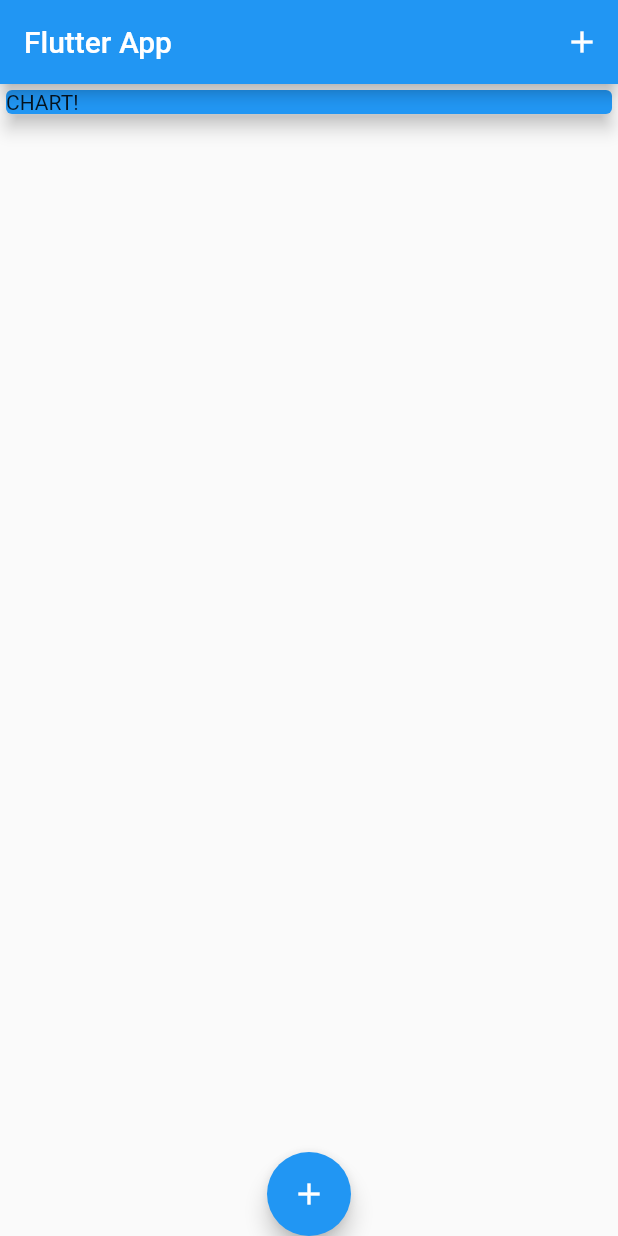
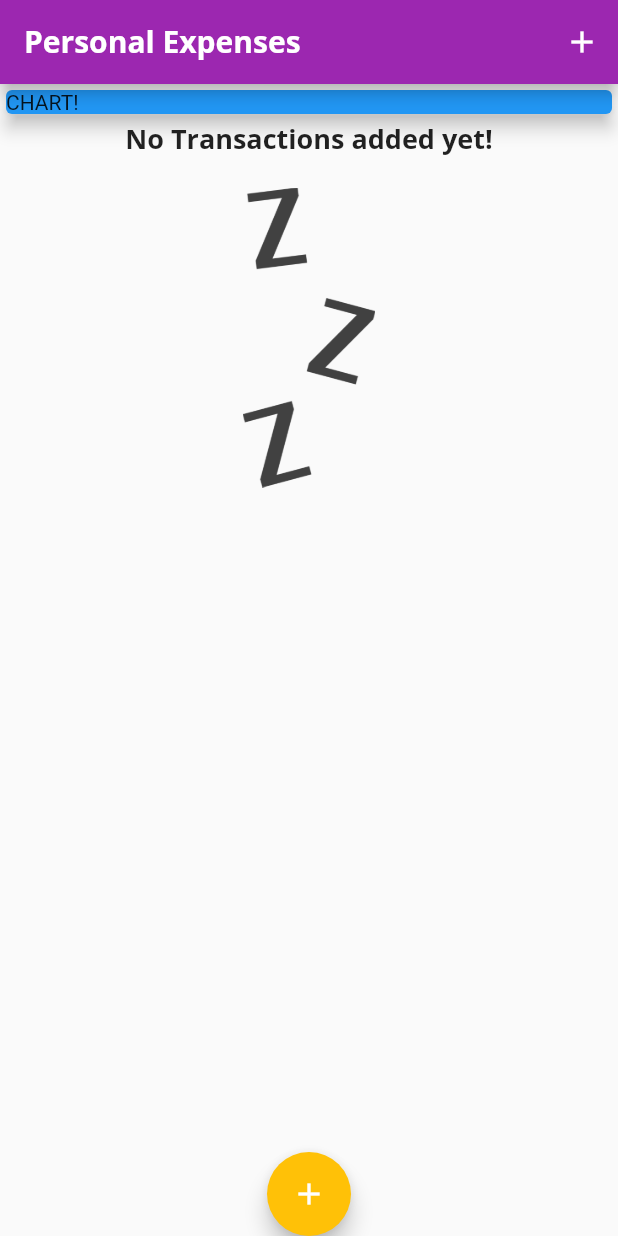
Before and after one commit to vtmonilgandhi/Flutter-Demos, a Flutter app: the screen it shows after launch, on a phone screen of 412 x 824 dp. Run offline on Flutter 3.47's test engine with Material 2 defaults, Android fonts, the phone set to English and light mode, and no system bars; our stand-ins replace camera, firebase_database, shared_preferences, sqflite; accounts and stored records are empty; project files that could hold a hidden picture were left out.

Commit message:
Font and Images Added

```diff
--- a/expanse_planner/lib/main.dart
+++ b/expanse_planner/lib/main.dart
@@ -16,8 +16,32 @@
     return MaterialApp(
       title: 'Personal Expenses',
       theme: ThemeData(
-        primarySwatch: Colors.blue,
-      ),
+          primaryColor: Colors.purple,
+          fontFamily: 'Quicksand',
+          textTheme: ThemeData.light().textTheme.copyWith(
+              headline6: const TextStyle(
+                  fontFamily: 'OpenSans',
+                  fontWeight: FontWeight.bold,
+                  fontSize: 18)),
+          appBarTheme: AppBarTheme(
+              toolbarTextStyle: ThemeData.light()
+                  .textTheme
+                  .copyWith(
+                      headline6: const TextStyle(
+                          fontFamily: 'OpenSans',
+                          fontSize: 20,
+                          fontWeight: FontWeight.bold))
+                  .bodyText2,
+              titleTextStyle: ThemeData.light()
+                  .textTheme
+                  .copyWith(
+                      headline6: const TextStyle(
+                          fontFamily: 'OpenSans',
+                          fontSize: 20,
+                          fontWeight: FontWeight.bold))
+                  .headline6),
+          colorScheme: ColorScheme.fromSwatch(primarySwatch: Colors.purple)
+              .copyWith(secondary: Colors.amber)),
       home: const MyHomePage(title: 'Personal Expenses'),
     );
   }
@@ -61,7 +85,10 @@
   Widget build(BuildContext context) {
     return Scaffold(
       appBar: AppBar(
-        title: const Text('Flutter App'),
+        title: const Text(
+          'Personal Expenses',
+          style: TextStyle(fontFamily: 'OpenSans'),
+        ),
         actions: [
           IconButton(
               onPressed: () {
--- a/expanse_planner/lib/widgets/transaction_list.dart
+++ b/expanse_planner/lib/widgets/transaction_list.dart
@@ -9,23 +9,40 @@
   Widget build(BuildContext context) {
     return SizedBox(
       height: 500,
-      child: ListView.builder(
+      child: transactions.isEmpty
+          ? Column(
+              children: [
+                Text(
+                  'No Transactions added yet!',
+                  style: Theme.of(context).textTheme.headline6,
+                ),
+                const SizedBox(
+                  height: 20,
+                ),
+                SizedBox(
+                    height: 200,
+                    child: Image.asset(
+                      'assets/images/waiting.png',
+                      fit: BoxFit.cover,
+                    ))
+              ],
+            )
+          : ListView.builder(
               itemBuilder: (ctx, index) {
                 return Card(
                   child: Row(
                     children: [
                       Container(
-                  margin:
-                      const EdgeInsets.symmetric(vertical: 10, horizontal: 15),
+                        margin: const EdgeInsets.symmetric(
+                            vertical: 10, horizontal: 15),
                         decoration: BoxDecoration(
-                      border: Border.all(color: Colors.purple, width: 2)),
+                            border: Border.all(
+                                color: Theme.of(context).primaryColor,
+                                width: 2)),
                         padding: const EdgeInsets.all(10),
                         child: Text(
                             '\$${transactions[index].amount.toStringAsFixed(2)}',
-                      style: const TextStyle(
-                          fontWeight: FontWeight.bold,
-                          fontSize: 20,
-                          color: Colors.purple)),
+                            style: Theme.of(context).textTheme.headline6),
                       ),
                       Column(
                         crossAxisAlignment: CrossAxisAlignment.start,
@@ -33,7 +50,9 @@
                           Text(transactions[index].title,
                               style: const TextStyle(
                                   fontWeight: FontWeight.bold, fontSize: 16)),
-                    Text(DateFormat.yMMMd().format(transactions[index].date),
+                          Text(
+                              DateFormat.yMMMd()
+                                  .format(transactions[index].date),
                               style: const TextStyle(color: Colors.grey))
                         ],
                       )
```
Also changed, not shown: expanse_planner/pubspec.yaml (+13 -13 lines), expanse_planner/assets/fonts/OpenSans-Bold.ttf (added), expanse_planner/assets/fonts/OpenSans-Regular.ttf (added), expanse_planner/assets/fonts/Quicksand-Bold.ttf (added), expanse_planner/assets/fonts/Quicksand-Light.ttf (added), expanse_planner/assets/fonts/Quicksand-Medium.ttf (added), expanse_planner/assets/fonts/Quicksand-Regular.ttf (added), expanse_planner/assets/images/waiting.png (added). Lines whose indentation alone changed are shown as unchanged.
